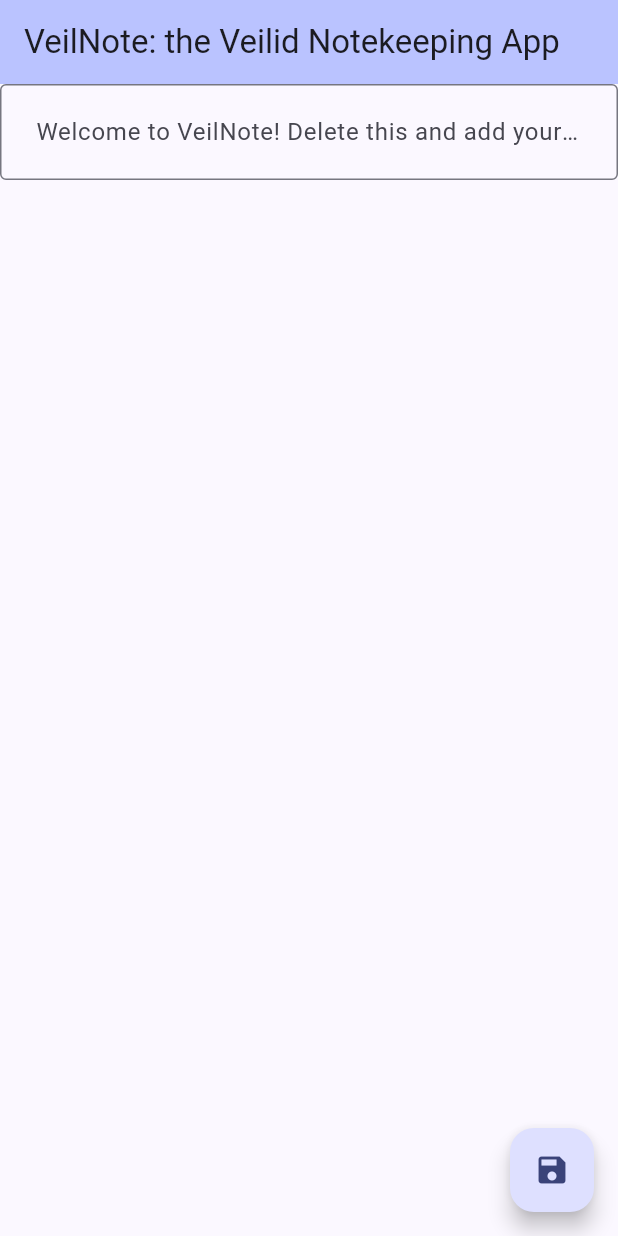
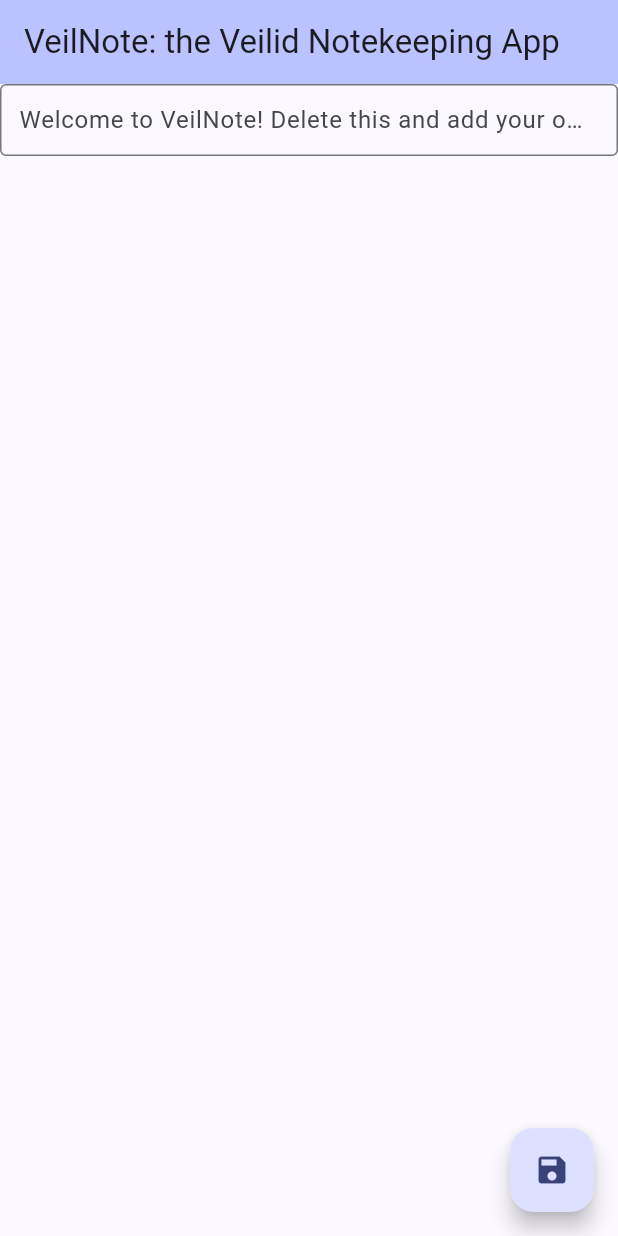
Before and after one commit to sempf/veilnote, a Flutter app: the screen it shows after launch, on a phone screen of 412 x 824 dp. Run offline on Flutter 3.47's test engine with Material 3 defaults, Android fonts, the light colour scheme and no system bars.

Commit message:
Weird git issue

```diff
--- a/lib/main.dart
+++ b/lib/main.dart
@@ -70,7 +70,7 @@
             TextField(
               decoration: const InputDecoration(
                 border: OutlineInputBorder(),
-                contentPadding: EdgeInsets.all(20.0),
+                contentPadding: EdgeInsets.all(8.8),
                 hintText:
                     'Welcome to VeilNote! Delete this and add your own note.',
               ),
```
